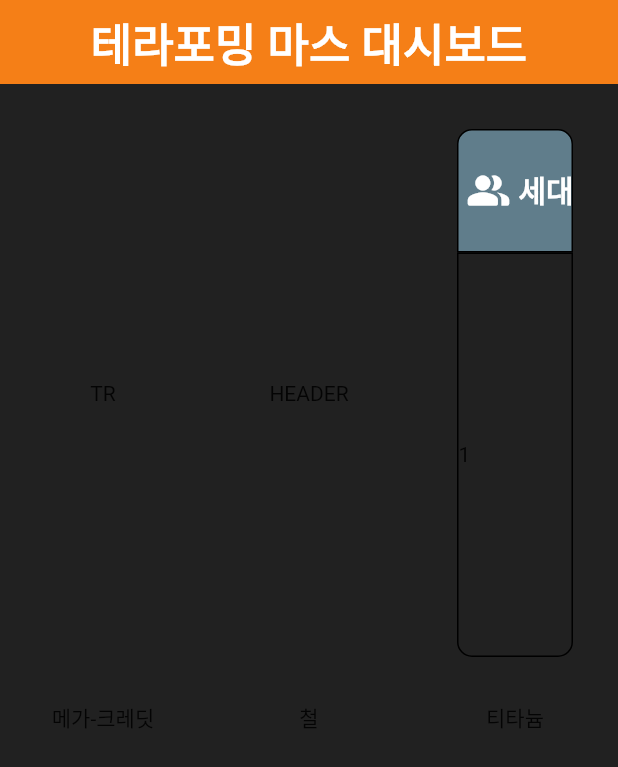
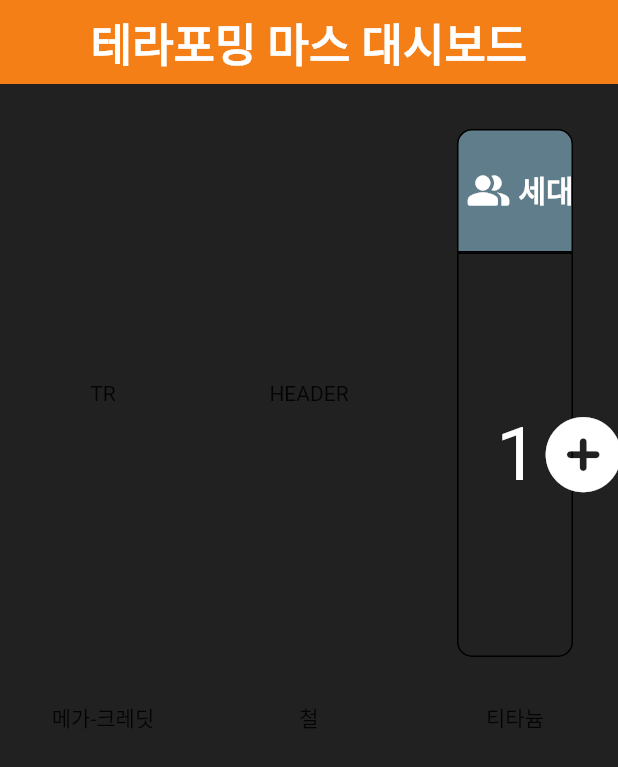
Before and after one commit to RedForest0607/riverpod-study, a Flutter app: the screen it shows after launch, on a phone screen of 412 x 824 dp. Shown: the top 767 px of the screen. Run offline on Flutter 3.47's test engine with Material 2 defaults, Android fonts, the phone set to English and light mode, and no system bars; our stand-ins replace font_awesome_flutter, hooks_riverpod.

Commit message:
🚧 working on generation widget

```diff
--- a/lib/screen/dashboard/widget/generation_counter_widget.dart
+++ b/lib/screen/dashboard/widget/generation_counter_widget.dart
@@ -1,4 +1,5 @@
 import 'package:flutter/material.dart';
+import 'package:font_awesome_flutter/font_awesome_flutter.dart';
 import 'package:hooks_riverpod/hooks_riverpod.dart';
 import 'package:riverpod_study/notifiers/generation.dart';
 
@@ -20,7 +21,30 @@ class GenerationCounterWidget extends HookConsumerWidget {
       ),
       child: Row(
         children: [
-          Expanded(child: Text(generation.toString())),
+          const Spacer(
+            flex: 1,
+          ),
+          Expanded(
+            child: Text(
+              generation.toString(),
+              style: const TextStyle(color: Colors.white, fontSize: 50),
+              textAlign: TextAlign.center,
+            ),
+          ),
+          Expanded(
+            flex: 1,
+            child: SizedBox(
+              height: 140,
+              child: IconButton(
+                icon: const FaIcon(
+                  FontAwesomeIcons.circlePlus,
+                  color: Colors.white,
+                  size: 50,
+                ),
+                onPressed: () => ref.read(generationProvider.notifier).add(),
+              ),
+            ),
+          ),
         ],
       ),
     );
--- a/pubspec.yaml
+++ b/pubspec.yaml
@@ -37,6 +37,7 @@ dependencies:
   # The following adds the Cupertino Icons font to your application.
   # Use with the CupertinoIcons class for iOS style icons.
   cupertino_icons: ^1.0.2
+  font_awesome_flutter: ^10.4.0
 
 dev_dependencies:
   flutter_test:
```
Also changed, not shown: lib/screen/dashboard/widget/block_header_widget.dart (+5 -4 lines).
